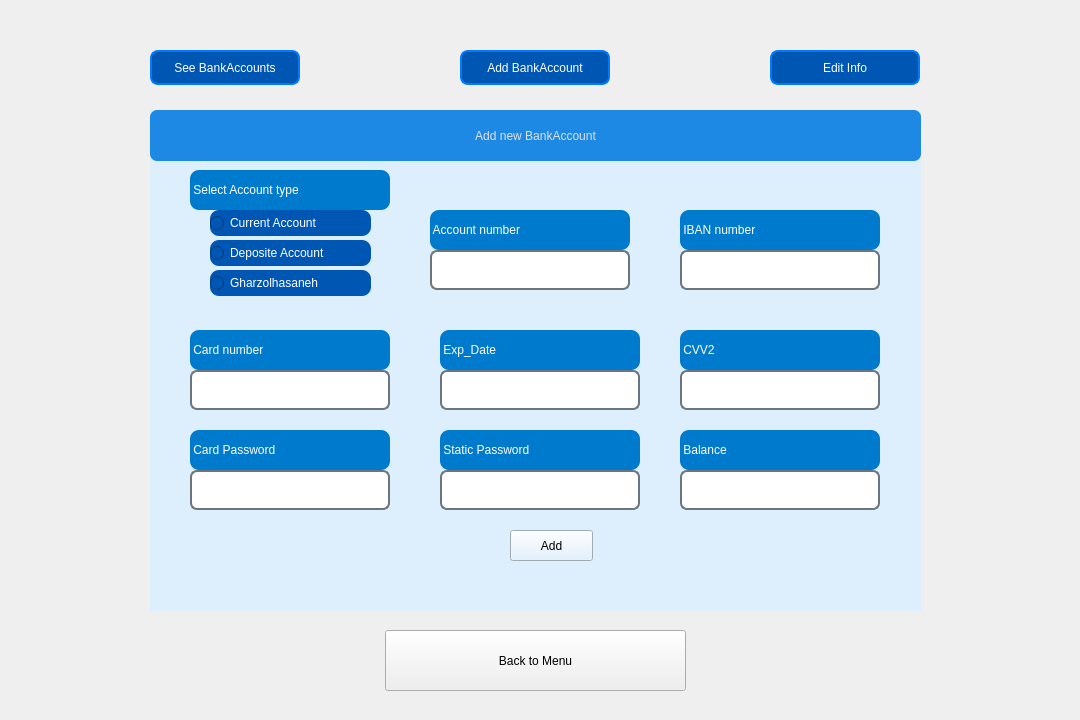
First picture: the form in UIAP_Final/admin_costumerdetails.ui, repository a-HA7-z/UIAP_Final, before the edit.
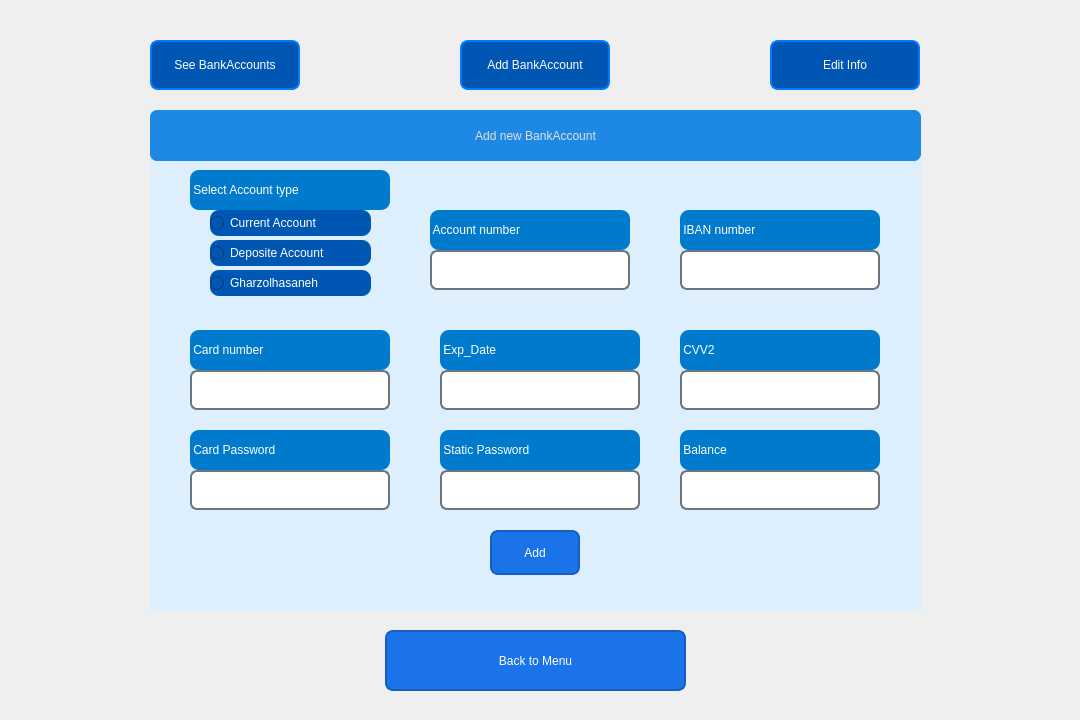
Second picture: the form after the edit. The open tabs and pages were chosen to show the change. Icons and pictures are not drawn.

Diff of the .ui file:
```diff
--- a/UIAP_Final/admin_costumerdetails.ui
+++ b/UIAP_Final/admin_costumerdetails.ui
@@ -26,12 +26,16 @@
     </rect>
    </property>
    <property name="styleSheet">
-    <string notr="true">background-color: rgb(221, 239, 253);</string>
+    <string notr="true"/>
    </property>
    <property name="currentIndex">
-    <number>2</number>
+    <number>3</number>
    </property>
+   <widget class="QWidget" name="blankPage"/>
    <widget class="QWidget" name="pageBankAccounts">
+    <property name="styleSheet">
+     <string notr="true">background-color: rgb(221, 239, 253);</string>
+    </property>
     <widget class="QListWidget" name="AccountsList">
      <property name="geometry">
       <rect>
@@ -70,6 +74,9 @@
     </widget>
    </widget>
    <widget class="QWidget" name="pageAddBankAccount">
+    <property name="styleSheet">
+     <string notr="true">background-color: rgb(221, 239, 253);</string>
+    </property>
     <widget class="QLineEdit" name="IBAN">
      <property name="geometry">
       <rect>
@@ -459,18 +466,28 @@
     <widget class="QPushButton" name="AddAccountButton">
      <property name="geometry">
       <rect>
-       <x>360</x>
+       <x>340</x>
        <y>420</y>
-       <width>83</width>
-       <height>31</height>
+       <width>90</width>
+       <height>45</height>
       </rect>
      </property>
+     <property name="styleSheet">
+      <string notr="true">background-color: rgb(26, 115, 232);
+color: rgb(255, 255, 255);
+font: 700 12pt &quot;Nirmala UI&quot;;
+border: 2px solid rgb(21, 95, 194); 
+border-radius: 8px;</string>
+     </property>
      <property name="text">
       <string>Add</string>
      </property>
     </widget>
    </widget>
    <widget class="QWidget" name="pageEditInfo">
+    <property name="styleSheet">
+     <string notr="true">background-color: rgb(221, 239, 253);</string>
+    </property>
     <widget class="QLabel" name="label_20">
      <property name="geometry">
       <rect>
@@ -721,6 +738,13 @@
        <height>41</height>
       </rect>
      </property>
+     <property name="styleSheet">
+      <string notr="true">background-color: rgb(26, 115, 232);
+color: rgb(255, 255, 255);
+font: 700 11pt &quot;Nirmala UI&quot;;
+border: 2px solid rgb(21, 95, 194); 
+border-radius: 8px;</string>
+     </property>
      <property name="text">
       <string>Save</string>
      </property>
@@ -731,13 +755,14 @@
    <property name="geometry">
     <rect>
      <x>150</x>
-     <y>50</y>
+     <y>40</y>
      <width>150</width>
-     <height>35</height>
+     <height>50</height>
     </rect>
    </property>
    <property name="styleSheet">
     <string notr="true">background-color: rgb(0, 86, 179);
+font: 10pt &quot;Segoe UI&quot;;
 color: rgb(255, 255, 255);
 border-radius: 8px;
 border: 2px solid rgb(0, 123, 255); </string>
@@ -750,13 +775,14 @@
    <property name="geometry">
     <rect>
      <x>460</x>
-     <y>50</y>
+     <y>40</y>
      <width>150</width>
-     <height>35</height>
+     <height>50</height>
     </rect>
    </property>
    <property name="styleSheet">
     <string notr="true">background-color: rgb(0, 86, 179);
+font: 10pt &quot;Segoe UI&quot;;
 color: rgb(255, 255, 255);
 border-radius: 8px;
 border: 2px solid rgb(0, 123, 255); </string>
@@ -769,13 +795,14 @@
    <property name="geometry">
     <rect>
      <x>770</x>
-     <y>50</y>
+     <y>40</y>
      <width>150</width>
-     <height>35</height>
+     <height>50</height>
     </rect>
    </property>
    <property name="styleSheet">
     <string notr="true">background-color: rgb(0, 86, 179);
+font: 10pt &quot;Segoe UI&quot;;
 color: rgb(255, 255, 255);
 border-radius: 8px;
 border: 2px solid rgb(0, 123, 255); </string>
@@ -793,6 +820,13 @@
      <height>61</height>
     </rect>
    </property>
+   <property name="styleSheet">
+    <string notr="true">background-color: rgb(26, 115, 232);
+color: rgb(255, 255, 255);
+font: 700 12pt &quot;Nirmala UI&quot;;
+border: 2px solid rgb(21, 95, 194); 
+border-radius: 8px;</string>
+   </property>
    <property name="text">
     <string>Back to Menu</string>
    </property>
```
